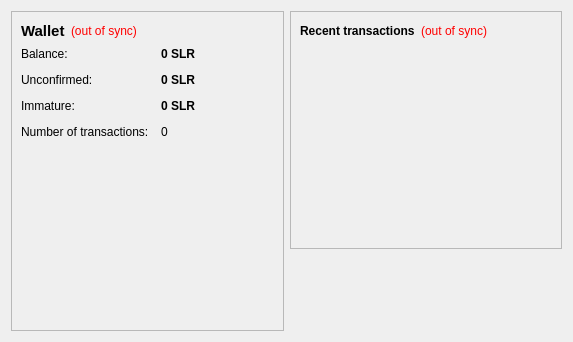
solarcoin/solarcoin-legacy-pow-wallet, file src/qt/forms/overviewpage.ui: the form before one commit.
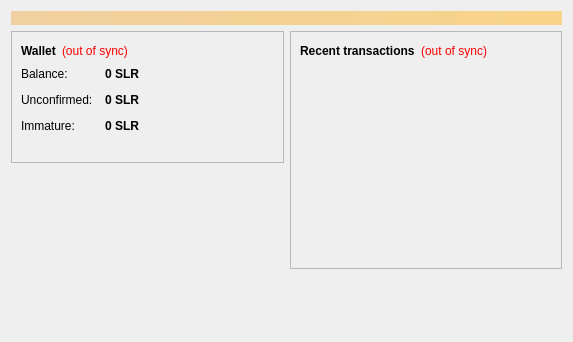
The form after the commit. Icons and pictures are not drawn.

```diff
--- a/src/qt/forms/overviewpage.ui
+++ b/src/qt/forms/overviewpage.ui
@@ -13,6 +13,24 @@
   <property name="windowTitle">
    <string>Form</string>
   </property>
+  <layout class="QVBoxLayout" name="topLayout">
+   <item>
+    <widget class="QLabel" name="labelAlerts">
+     <property name="visible">
+      <bool>false</bool>
+     </property>
+     <property name="styleSheet">
+      <string notr="true">background-color: qlineargradient(x1: 0, y1: 0, x2: 1, y2: 0, stop:0 #F0D0A0, stop:1 #F8D488); color:#000000;</string>
+     </property>
+     <property name="wordWrap">
+      <bool>true</bool>
+     </property>
+     <property name="margin">
+      <number>3</number>
+     </property>
+    </widget>
+   </item>
+   <item>
   <layout class="QHBoxLayout" name="horizontalLayout" stretch="1,1">
    <item>
     <layout class="QVBoxLayout" name="verticalLayout_2">
@@ -31,7 +49,6 @@
            <widget class="QLabel" name="label_5">
             <property name="font">
              <font>
-              <pointsize>11</pointsize>
               <weight>75</weight>
               <bold>true</bold>
              </font>
@@ -141,23 +158,6 @@
             </property>
            </widget>
           </item>
-          <item row="3" column="0">
-           <widget class="QLabel" name="label_2">
-            <property name="text">
-             <string>Number of transactions:</string>
-            </property>
-           </widget>
-          </item>
-          <item row="3" column="1">
-           <widget class="QLabel" name="labelNumTransactions">
-            <property name="toolTip">
-             <string>Total number of transactions in wallet</string>
-            </property>
-            <property name="text">
-             <string notr="true">0</string>
-            </property>
-           </widget>
-          </item>
           <item row="2" column="0">
            <widget class="QLabel" name="labelImmatureText">
             <property name="text">
@@ -186,19 +186,7 @@
           </item>
          </layout>
         </item>
-        <item>
-         <spacer name="verticalSpacer">
-          <property name="orientation">
-           <enum>Qt::Vertical</enum>
-          </property>
-          <property name="sizeHint" stdset="0">
-           <size>
-            <width>20</width>
-            <height>40</height>
-           </size>
-          </property>
-         </spacer>
-        </item>
+          
         <item>
          <widget class="QLabel" name="label_wallet_bgcoin">
           <property name="text">
@@ -218,16 +206,23 @@
           </property>
          </widget>
         </item>
-        <item>
-         <widget class="QLabel" name="label_6">
-          <property name="text">
-           <string/>
-          </property>
-         </widget>
-        </item>
+          
        </layout>
       </widget>
      </item>
+       <item>
+        <spacer name="verticalSpacer">
+         <property name="orientation">
+          <enum>Qt::Vertical</enum>
+         </property>
+         <property name="sizeHint" stdset="0">
+          <size>
+           <width>20</width>
+           <height>40</height>
+          </size>
+         </property>
+        </spacer>
+       </item>
     </layout>
    </item>
    <item>
@@ -319,6 +314,8 @@
     </layout>
    </item>
   </layout>
+   </item>
+  </layout>
  </widget>
  <resources>
   <include location="../bitcoin.qrc"/>
```
Left out of the diff: 4 changed lines with no effect on the pictures. Lines whose indentation alone changed are shown as unchanged.
